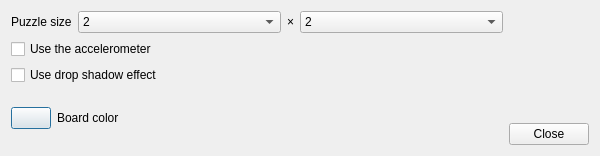
The window that settingsdialog.ui (Venemo/puzzle-master) describes before a commit, drawn with Qt 5.
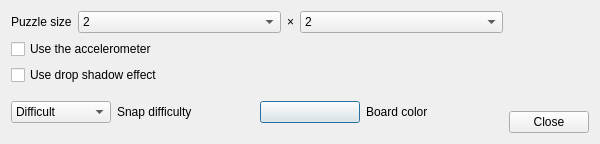
The same window after the commit.

Commit message: Setting and GUI to adjust snapping tolerance has been added

Patch:
```diff
--- a/settingsdialog.ui
+++ b/settingsdialog.ui
@@ -10,7 +10,7 @@
     <x>0</x>
     <y>0</y>
     <width>600</width>
-    <height>156</height>
+    <height>144</height>
    </rect>
   </property>
   <property name="sizePolicy">
@@ -219,6 +219,56 @@
      </item>
      <item>
       <layout class="QHBoxLayout" name="horizontalLayout_2">
+       <item>
+        <widget class="QComboBox" name="cbTolerance">
+         <property name="sizePolicy">
+          <sizepolicy hsizetype="Fixed" vsizetype="Fixed">
+           <horstretch>0</horstretch>
+           <verstretch>0</verstretch>
+          </sizepolicy>
+         </property>
+         <property name="minimumSize">
+          <size>
+           <width>100</width>
+           <height>0</height>
+          </size>
+         </property>
+         <property name="maximumSize">
+          <size>
+           <width>100</width>
+           <height>16777215</height>
+          </size>
+         </property>
+         <property name="baseSize">
+          <size>
+           <width>0</width>
+           <height>0</height>
+          </size>
+         </property>
+         <item>
+          <property name="text">
+           <string>Difficult</string>
+          </property>
+         </item>
+         <item>
+          <property name="text">
+           <string>Medium</string>
+          </property>
+         </item>
+         <item>
+          <property name="text">
+           <string>Easy</string>
+          </property>
+         </item>
+        </widget>
+       </item>
+       <item>
+        <widget class="QLabel" name="label_4">
+         <property name="text">
+          <string>Snap difficulty</string>
+         </property>
+        </widget>
+       </item>
        <item>
         <widget class="QPushButton" name="btnBoardColor">
          <property name="sizePolicy">
@@ -227,6 +277,18 @@
            <verstretch>0</verstretch>
           </sizepolicy>
          </property>
+         <property name="minimumSize">
+          <size>
+           <width>100</width>
+           <height>0</height>
+          </size>
+         </property>
+         <property name="maximumSize">
+          <size>
+           <width>100</width>
+           <height>16777215</height>
+          </size>
+         </property>
          <property name="text">
           <string/>
          </property>
@@ -234,6 +296,12 @@
        </item>
        <item>
         <widget class="QLabel" name="label_3">
+         <property name="sizePolicy">
+          <sizepolicy hsizetype="Preferred" vsizetype="Preferred">
+           <horstretch>0</horstretch>
+           <verstretch>0</verstretch>
+          </sizepolicy>
+         </property>
          <property name="text">
           <string>Board color</string>
          </property>
```
Left out of the diff: 2 changed lines with no effect on the pictures. The commit also changes 7 other files.
